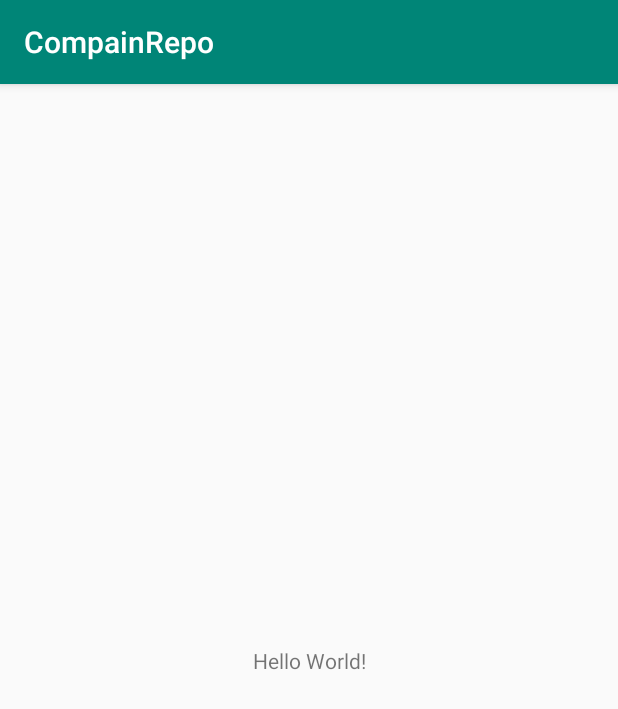
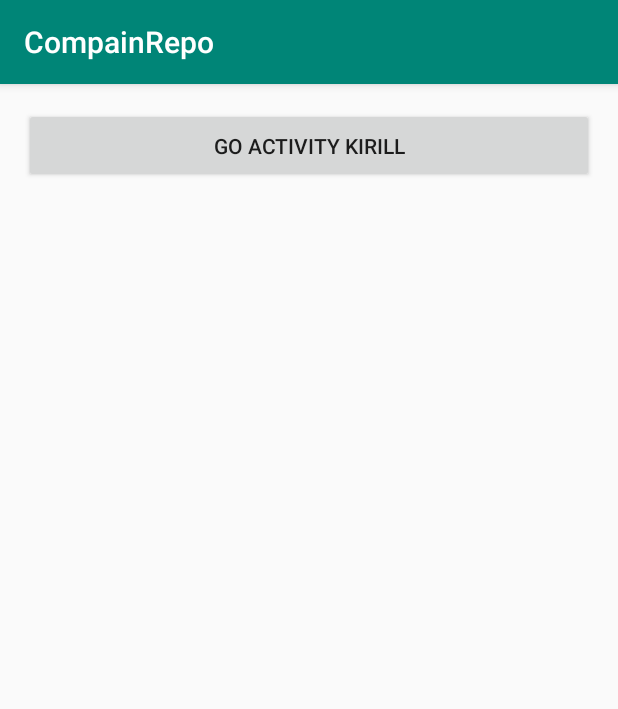
Before and after one commit to masster001/CompainRepo, an Android app: the screen it shows after launch (MainActivity), on a phone screen of 412 x 824 dp. Shown: the top 709 px of the screen. Run offline under Robolectric (Android 15) with nearby library versions, the phone set to English and light mode, and no system bars.

Commit message:
Added Button

```diff
--- a/app/src/main/java/com/masstersoft/compainrepo/MainActivity.kt
+++ b/app/src/main/java/com/masstersoft/compainrepo/MainActivity.kt
@@ -1,12 +1,20 @@
 package com.masstersoft.compainrepo
 
+import android.content.Intent
 import androidx.appcompat.app.AppCompatActivity
 import android.os.Bundle
+import kotlinx.android.synthetic.main.activity_main.*
 
 class MainActivity : AppCompatActivity() {
 
     override fun onCreate(savedInstanceState: Bundle?) {
         super.onCreate(savedInstanceState)
         setContentView(R.layout.activity_main)
+
+        btn1.setOnClickListener {
+            val intent = Intent(this, KirillActivity::class.java)
+            startActivity(intent)
+        }
     }
+
 }
--- a/app/src/main/res/layout/activity_main.xml
+++ b/app/src/main/res/layout/activity_main.xml
@@ -1,19 +1,17 @@
 <?xml version="1.0" encoding="utf-8"?>
-<androidx.constraintlayout.widget.ConstraintLayout
+<LinearLayout
         xmlns:android="http://schemas.android.com/apk/res/android"
         xmlns:tools="http://schemas.android.com/tools"
         xmlns:app="http://schemas.android.com/apk/res-auto"
+        android:orientation="vertical"
+        android:padding="16dp"
         android:layout_width="match_parent"
-        android:layout_height="match_parent"
-        tools:context=".MainActivity">
+        android:layout_height="match_parent">
 
-    <TextView
-            android:layout_width="wrap_content"
-            android:layout_height="wrap_content"
-            android:text="Hello World!"
-            app:layout_constraintBottom_toBottomOf="parent"
-            app:layout_constraintLeft_toLeftOf="parent"
-            app:layout_constraintRight_toRightOf="parent"
-            app:layout_constraintTop_toTopOf="parent"/>
+    <Button
+            android:layout_width="match_parent"
+            android:layout_height="50dp"
+            android:text="Go Activity Kirill"
+            android:id="@+id/btn1"/>
 
-</androidx.constraintlayout.widget.ConstraintLayout>
+</LinearLayout>
```
